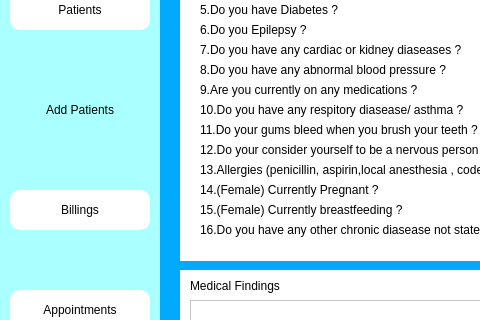
Before: the Qt Designer form add_patients_med_hist_window.ui in Fayadkhan8911/Medico-Desktop-App, drawn with Qt 5; both pictures show x 0 to 480 and y 140 to 460 of the 800 by 600 pixel window.
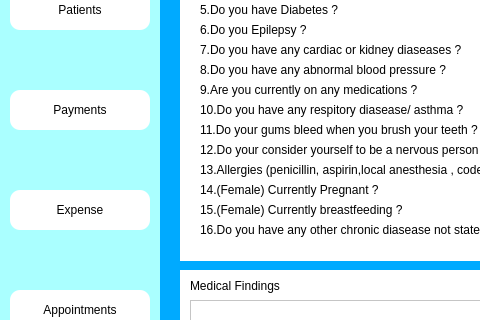
After: the same form once the commit is applied. Icons and pictures are not drawn.

```diff
--- a/add_patients_med_hist_window.ui
+++ b/add_patients_med_hist_window.ui
@@ -56,55 +56,6 @@
       <normaloff>../Medico_modern/dashboard.png</normaloff>../Medico_modern/dashboard.png</iconset>
     </property>
    </widget>
-   <widget class="QPushButton" name="add_patient_btn">
-    <property name="geometry">
-     <rect>
-      <x>10</x>
-      <y>230</y>
-      <width>140</width>
-      <height>40</height>
-     </rect>
-    </property>
-    <property name="styleSheet">
-     <string notr="true">font: 12pt &quot;MS Shell Dlg 2&quot;;
-border-top-left-radius:10px;
-border-bottom-left-radius:10px;
-border-top-right-radius:10px;
-border-bottom-right-radius:10px;</string>
-    </property>
-    <property name="text">
-     <string>Add Patients</string>
-    </property>
-    <property name="icon">
-     <iconset>
-      <normaloff>../Medico_modern/patientdownload .png</normaloff>../Medico_modern/patientdownload .png</iconset>
-    </property>
-   </widget>
-   <widget class="QPushButton" name="bills_btn">
-    <property name="geometry">
-     <rect>
-      <x>10</x>
-      <y>330</y>
-      <width>140</width>
-      <height>40</height>
-     </rect>
-    </property>
-    <property name="styleSheet">
-     <string notr="true">font: 12pt &quot;MS Shell Dlg 2&quot;;
-background-color: rgb(255, 255, 255);
-border-top-left-radius:10px;
-border-bottom-left-radius:10px;
-border-top-right-radius:10px;
-border-bottom-right-radius:10px;</string>
-    </property>
-    <property name="text">
-     <string>Billings</string>
-    </property>
-    <property name="icon">
-     <iconset>
-      <normaloff>../Medico_modern/billingdownload (1).png</normaloff>../Medico_modern/billingdownload (1).png</iconset>
-    </property>
-   </widget>
    <widget class="QPushButton" name="appoint_btn">
     <property name="geometry">
      <rect>
@@ -155,6 +106,56 @@
       <normaloff>../Medico_modern/dentistimages.png</normaloff>../Medico_modern/dentistimages.png</iconset>
     </property>
    </widget>
+   <widget class="QPushButton" name="payment_btn">
+    <property name="geometry">
+     <rect>
+      <x>10</x>
+      <y>230</y>
+      <width>140</width>
+      <height>40</height>
+     </rect>
+    </property>
+    <property name="styleSheet">
+     <string notr="true">font: 12pt &quot;MS Shell Dlg 2&quot;;
+background-color: rgb(255, 255, 255);
+border-top-left-radius:10px;
+border-bottom-left-radius:10px;
+border-top-right-radius:10px;
+border-bottom-right-radius:10px;</string>
+    </property>
+    <property name="text">
+     <string>Payments</string>
+    </property>
+    <property name="icon">
+     <iconset>
+      <normaloff>../Medico_modern/billingdownload (1).png</normaloff>../Medico_modern/billingdownload (1).png</iconset>
+    </property>
+   </widget>
+   <widget class="QPushButton" name="expense_btn">
+    <property name="geometry">
+     <rect>
+      <x>10</x>
+      <y>330</y>
+      <width>140</width>
+      <height>40</height>
+     </rect>
+    </property>
+    <property name="styleSheet">
+     <string notr="true">font: 12pt &quot;MS Shell Dlg 2&quot;;
+background-color: rgb(255, 255, 255);
+border-top-left-radius:10px;
+border-bottom-left-radius:10px;
+border-top-right-radius:10px;
+border-bottom-right-radius:10px;</string>
+    </property>
+    <property name="text">
+     <string>Expense</string>
+    </property>
+    <property name="icon">
+     <iconset>
+      <normaloff>../Medico_modern/billingdownload (1).png</normaloff>../Medico_modern/billingdownload (1).png</iconset>
+    </property>
+   </widget>
   </widget>
   <widget class="QPushButton" name="patient_btn">
    <property name="geometry">
```
